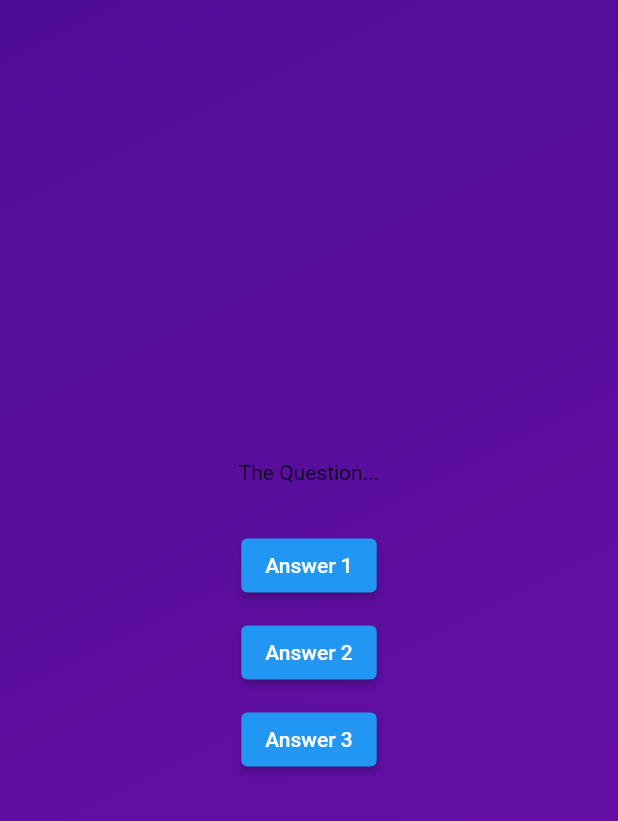
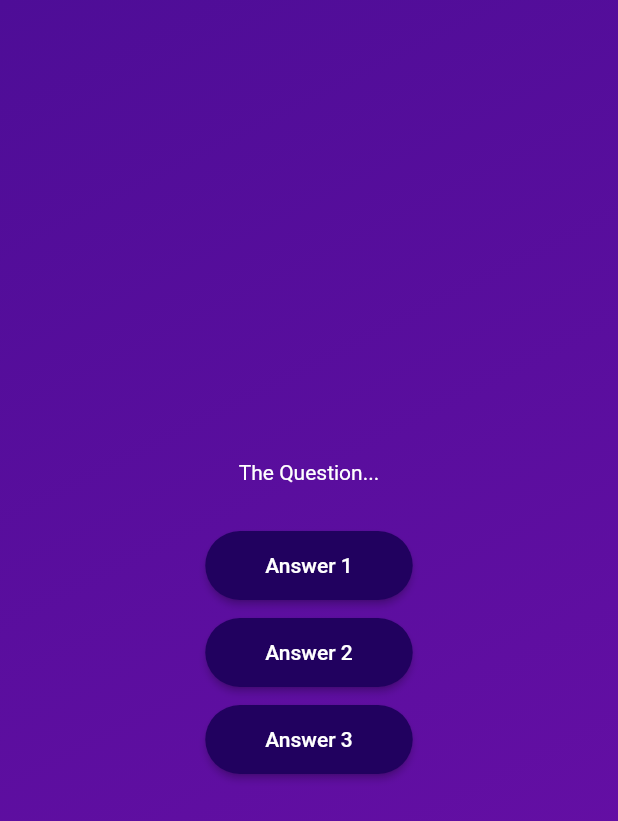
Before and after one commit to trosa-dev/flutter-quiz-app, a Flutter app: the screen it shows after launch, after a tap on "Start Quiz", on a phone screen of 412 x 824 dp. Shown: the top 821 px of the screen. Run offline on Flutter 3.47's test engine with Material 2 defaults, Android fonts, the phone set to English and light mode, and no system bars.

Commit message:
feat: create AnswerButton Widget

```diff
--- a/lib/app/screens/questions/index.dart
+++ b/lib/app/screens/questions/index.dart
@@ -1,3 +1,4 @@
+import 'package:fluter_quiz_app/app/screens/questions/widgets/answer_button/index.dart';
 import 'package:flutter/material.dart';
 
 class QuestionsScreen extends StatefulWidget {
@@ -19,21 +20,24 @@
       child: Column(
         mainAxisAlignment: MainAxisAlignment.center,
         children: [
-          const Text('The Question...'),
+          const Text(
+            'The Question...',
+            style: TextStyle(color: Colors.white),
+          ),
           const SizedBox(height: 30),
-          ElevatedButton(
-            onPressed: () {},
-            child: const Text('Answer 1'),
+          AnswerButton(
+            answerText: 'Answer 1',
+            onTap: () {},
           ),
           const SizedBox(height: 10),
-          ElevatedButton(
-            onPressed: () {},
-            child: const Text('Answer 2'),
+          AnswerButton(
+            answerText: 'Answer 2',
+            onTap: () {},
           ),
           const SizedBox(height: 10),
-          ElevatedButton(
-            onPressed: () {},
-            child: const Text('Answer 3'),
+          AnswerButton(
+            answerText: 'Answer 3',
+            onTap: () {},
           ),
         ],
       ),
--- /dev/null
+++ b/lib/app/screens/questions/widgets/answer_button/index.dart
@@ -0,0 +1,31 @@
+import 'package:flutter/material.dart';
+
+class AnswerButton extends StatelessWidget {
+  const AnswerButton({
+    super.key,
+    required this.answerText,
+    required this.onTap,
+  });
+
+  final String answerText;
+  final void Function() onTap;
+
+  @override
+  Widget build(BuildContext context) {
+    return ElevatedButton(
+      style: ElevatedButton.styleFrom(
+        padding: const EdgeInsets.symmetric(
+          vertical: 15,
+          horizontal: 40,
+        ),
+        backgroundColor: const Color.fromARGB(255, 33, 1, 95),
+        foregroundColor: Colors.white,
+        shape: RoundedRectangleBorder(
+          borderRadius: BorderRadius.circular(40),
+        ),
+      ),
+      onPressed: onTap,
+      child: Text(answerText),
+    );
+  }
+}
```
Also changed, not shown: 1 other file.
